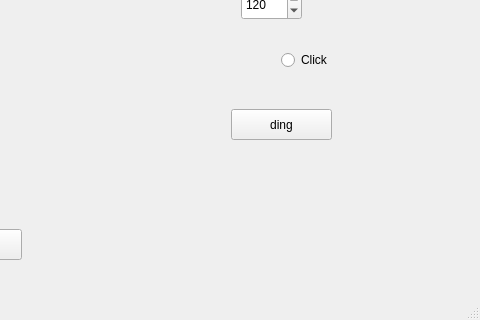
The window that mainwindow.ui (fredericabry/raspiloop) describes before a commit, drawn with Qt 5; both pictures show x 669 to 1149 and y 218 to 538 of the 1149 by 538 pixel window.
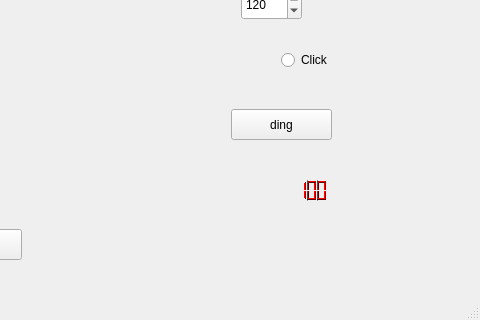
The same window after the commit.

The edit to the form file:
```diff
--- a/mainwindow.ui
+++ b/mainwindow.ui
@@ -170,6 +170,446 @@
      <bool>false</bool>
     </property>
    </widget>
+   <widget class="QLCDNumber" name="freespace">
+    <property name="geometry">
+     <rect>
+      <x>900</x>
+      <y>380</y>
+      <width>141</width>
+      <height>23</height>
+     </rect>
+    </property>
+    <property name="palette">
+     <palette>
+      <active>
+       <colorrole role="WindowText">
+        <brush brushstyle="SolidPattern">
+         <color alpha="255">
+          <red>0</red>
+          <green>0</green>
+          <blue>0</blue>
+         </color>
+        </brush>
+       </colorrole>
+       <colorrole role="Button">
+        <brush brushstyle="SolidPattern">
+         <color alpha="255">
+          <red>170</red>
+          <green>0</green>
+          <blue>0</blue>
+         </color>
+        </brush>
+       </colorrole>
+       <colorrole role="Light">
+        <brush brushstyle="SolidPattern">
+         <color alpha="255">
+          <red>255</red>
+          <green>0</green>
+          <blue>0</blue>
+         </color>
+        </brush>
+       </colorrole>
+       <colorrole role="Midlight">
+        <brush brushstyle="SolidPattern">
+         <color alpha="255">
+          <red>212</red>
+          <green>0</green>
+          <blue>0</blue>
+         </color>
+        </brush>
+       </colorrole>
+       <colorrole role="Dark">
+        <brush brushstyle="SolidPattern">
+         <color alpha="255">
+          <red>85</red>
+          <green>0</green>
+          <blue>0</blue>
+         </color>
+        </brush>
+       </colorrole>
+       <colorrole role="Mid">
+        <brush brushstyle="SolidPattern">
+         <color alpha="255">
+          <red>113</red>
+          <green>0</green>
+          <blue>0</blue>
+         </color>
+        </brush>
+       </colorrole>
+       <colorrole role="Text">
+        <brush brushstyle="SolidPattern">
+         <color alpha="255">
+          <red>0</red>
+          <green>0</green>
+          <blue>0</blue>
+         </color>
+        </brush>
+       </colorrole>
+       <colorrole role="BrightText">
+        <brush brushstyle="SolidPattern">
+         <color alpha="255">
+          <red>255</red>
+          <green>255</green>
+          <blue>255</blue>
+         </color>
+        </brush>
+       </colorrole>
+       <colorrole role="ButtonText">
+        <brush brushstyle="SolidPattern">
+         <color alpha="255">
+          <red>0</red>
+          <green>0</green>
+          <blue>0</blue>
+         </color>
+        </brush>
+       </colorrole>
+       <colorrole role="Base">
+        <brush brushstyle="SolidPattern">
+         <color alpha="255">
+          <red>255</red>
+          <green>255</green>
+          <blue>255</blue>
+         </color>
+        </brush>
+       </colorrole>
+       <colorrole role="Window">
+        <brush brushstyle="SolidPattern">
+         <color alpha="255">
+          <red>170</red>
+          <green>0</green>
+          <blue>0</blue>
+         </color>
+        </brush>
+       </colorrole>
+       <colorrole role="Shadow">
+        <brush brushstyle="SolidPattern">
+         <color alpha="255">
+          <red>0</red>
+          <green>0</green>
+          <blue>0</blue>
+         </color>
+        </brush>
+       </colorrole>
+       <colorrole role="AlternateBase">
+        <brush brushstyle="SolidPattern">
+         <color alpha="255">
+          <red>212</red>
+          <green>127</green>
+          <blue>127</blue>
+         </color>
+        </brush>
+       </colorrole>
+       <colorrole role="ToolTipBase">
+        <brush brushstyle="SolidPattern">
+         <color alpha="255">
+          <red>255</red>
+          <green>255</green>
+          <blue>220</blue>
+         </color>
+        </brush>
+       </colorrole>
+       <colorrole role="ToolTipText">
+        <brush brushstyle="SolidPattern">
+         <color alpha="255">
+          <red>0</red>
+          <green>0</green>
+          <blue>0</blue>
+         </color>
+        </brush>
+       </colorrole>
+      </active>
+      <inactive>
+       <colorrole role="WindowText">
+        <brush brushstyle="SolidPattern">
+         <color alpha="255">
+          <red>0</red>
+          <green>0</green>
+          <blue>0</blue>
+         </color>
+        </brush>
+       </colorrole>
+       <colorrole role="Button">
+        <brush brushstyle="SolidPattern">
+         <color alpha="255">
+          <red>170</red>
+          <green>0</green>
+          <blue>0</blue>
+         </color>
+        </brush>
+       </colorrole>
+       <colorrole role="Light">
+        <brush brushstyle="SolidPattern">
+         <color alpha="255">
+          <red>255</red>
+          <green>0</green>
+          <blue>0</blue>
+         </color>
+        </brush>
+       </colorrole>
+       <colorrole role="Midlight">
+        <brush brushstyle="SolidPattern">
+         <color alpha="255">
+          <red>212</red>
+          <green>0</green>
+          <blue>0</blue>
+         </color>
+        </brush>
+       </colorrole>
+       <colorrole role="Dark">
+        <brush brushstyle="SolidPattern">
+         <color alpha="255">
+          <red>85</red>
+          <green>0</green>
+          <blue>0</blue>
+         </color>
+        </brush>
+       </colorrole>
+       <colorrole role="Mid">
+        <brush brushstyle="SolidPattern">
+         <color alpha="255">
+          <red>113</red>
+          <green>0</green>
+          <blue>0</blue>
+         </color>
+        </brush>
+       </colorrole>
+       <colorrole role="Text">
+        <brush brushstyle="SolidPattern">
+         <color alpha="255">
+          <red>0</red>
+          <green>0</green>
+          <blue>0</blue>
+         </color>
+        </brush>
+       </colorrole>
+       <colorrole role="BrightText">
+        <brush brushstyle="SolidPattern">
+         <color alpha="255">
+          <red>255</red>
+          <green>255</green>
+          <blue>255</blue>
+         </color>
+        </brush>
+       </colorrole>
+       <colorrole role="ButtonText">
+        <brush brushstyle="SolidPattern">
+         <color alpha="255">
+          <red>0</red>
+          <green>0</green>
+          <blue>0</blue>
+         </color>
+        </brush>
+       </colorrole>
+       <colorrole role="Base">
+        <brush brushstyle="SolidPattern">
+         <color alpha="255">
+          <red>255</red>
+          <green>255</green>
+          <blue>255</blue>
+         </color>
+        </brush>
+       </colorrole>
+       <colorrole role="Window">
+        <brush brushstyle="SolidPattern">
+         <color alpha="255">
+          <red>170</red>
+          <green>0</green>
+          <blue>0</blue>
+         </color>
+        </brush>
+       </colorrole>
+       <colorrole role="Shadow">
+        <brush brushstyle="SolidPattern">
+         <color alpha="255">
+          <red>0</red>
+          <green>0</green>
+          <blue>0</blue>
+         </color>
+        </brush>
+       </colorrole>
+       <colorrole role="AlternateBase">
+        <brush brushstyle="SolidPattern">
+         <color alpha="255">
+          <red>212</red>
+          <green>127</green>
+          <blue>127</blue>
+         </color>
+        </brush>
+       </colorrole>
+       <colorrole role="ToolTipBase">
+        <brush brushstyle="SolidPattern">
+         <color alpha="255">
+          <red>255</red>
+          <green>255</green>
+          <blue>220</blue>
+         </color>
+        </brush>
+       </colorrole>
+       <colorrole role="ToolTipText">
+        <brush brushstyle="SolidPattern">
+         <color alpha="255">
+          <red>0</red>
+          <green>0</green>
+          <blue>0</blue>
+         </color>
+        </brush>
+       </colorrole>
+      </inactive>
+      <disabled>
+       <colorrole role="WindowText">
+        <brush brushstyle="SolidPattern">
+         <color alpha="255">
+          <red>85</red>
+          <green>0</green>
+          <blue>0</blue>
+         </color>
+        </brush>
+       </colorrole>
+       <colorrole role="Button">
+        <brush brushstyle="SolidPattern">
+         <color alpha="255">
+          <red>170</red>
+          <green>0</green>
+          <blue>0</blue>
+         </color>
+        </brush>
+       </colorrole>
+       <colorrole role="Light">
+        <brush brushstyle="SolidPattern">
+         <color alpha="255">
+          <red>255</red>
+          <green>0</green>
+          <blue>0</blue>
+         </color>
+        </brush>
+       </colorrole>
+       <colorrole role="Midlight">
+        <brush brushstyle="SolidPattern">
+         <color alpha="255">
+          <red>212</red>
+          <green>0</green>
+          <blue>0</blue>
+         </color>
+        </brush>
+       </colorrole>
+       <colorrole role="Dark">
+        <brush brushstyle="SolidPattern">
+         <color alpha="255">
+          <red>85</red>
+          <green>0</green>
+          <blue>0</blue>
+         </color>
+        </brush>
+       </colorrole>
+       <colorrole role="Mid">
+        <brush brushstyle="SolidPattern">
+         <color alpha="255">
+          <red>113</red>
+          <green>0</green>
+          <blue>0</blue>
+         </color>
+        </brush>
+       </colorrole>
+       <colorrole role="Text">
+        <brush brushstyle="SolidPattern">
+         <color alpha="255">
+          <red>85</red>
+          <green>0</green>
+          <blue>0</blue>
+         </color>
+        </brush>
+       </colorrole>
+       <colorrole role="BrightText">
+        <brush brushstyle="SolidPattern">
+         <color alpha="255">
+          <red>255</red>
+          <green>255</green>
+          <blue>255</blue>
+         </color>
+        </brush>
+       </colorrole>
+       <colorrole role="ButtonText">
+        <brush brushstyle="SolidPattern">
+         <color alpha="255">
+          <red>85</red>
+          <green>0</green>
+          <blue>0</blue>
+         </color>
+        </brush>
+       </colorrole>
+       <colorrole role="Base">
+        <brush brushstyle="SolidPattern">
+         <color alpha="255">
+          <red>170</red>
+          <green>0</green>
+          <blue>0</blue>
+         </color>
+        </brush>
+       </colorrole>
+       <colorrole role="Window">
+        <brush brushstyle="SolidPattern">
+         <color alpha="255">
+          <red>170</red>
+          <green>0</green>
+          <blue>0</blue>
+         </color>
+        </brush>
+       </colorrole>
+       <colorrole role="Shadow">
+        <brush brushstyle="SolidPattern">
+         <color alpha="255">
+          <red>0</red>
+          <green>0</green>
+          <blue>0</blue>
+         </color>
+        </brush>
+       </colorrole>
+       <colorrole role="AlternateBase">
+        <brush brushstyle="SolidPattern">
+         <color alpha="255">
+          <red>170</red>
+          <green>0</green>
+          <blue>0</blue>
+         </color>
+        </brush>
+       </colorrole>
+       <colorrole role="ToolTipBase">
+        <brush brushstyle="SolidPattern">
+         <color alpha="255">
+          <red>255</red>
+          <green>255</green>
+          <blue>220</blue>
+         </color>
+        </brush>
+       </colorrole>
+       <colorrole role="ToolTipText">
+        <brush brushstyle="SolidPattern">
+         <color alpha="255">
+          <red>0</red>
+          <green>0</green>
+          <blue>0</blue>
+         </color>
+        </brush>
+       </colorrole>
+      </disabled>
+     </palette>
+    </property>
+    <property name="frameShadow">
+     <enum>QFrame::Plain</enum>
+    </property>
+    <property name="lineWidth">
+     <number>0</number>
+    </property>
+    <property name="smallDecimalPoint">
+     <bool>false</bool>
+    </property>
+    <property name="segmentStyle">
+     <enum>QLCDNumber::Filled</enum>
+    </property>
+    <property name="intValue" stdset="0">
+     <number>100</number>
+    </property>
+   </widget>
   </widget>
   <widget class="QMenuBar" name="menuBar">
    <property name="geometry">
```
